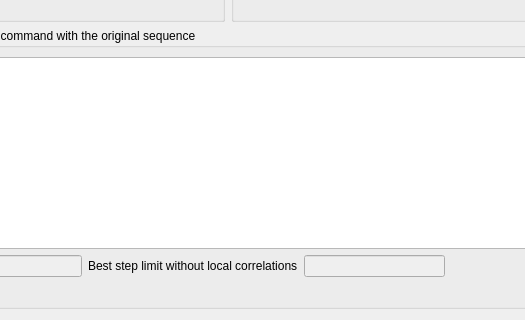
Old version of the form config_encoding.ui in the repository medusabci/app-cvep-speller; both pictures show x 153 to 678 and y 227 to 547 of the 762 by 547 pixel window.
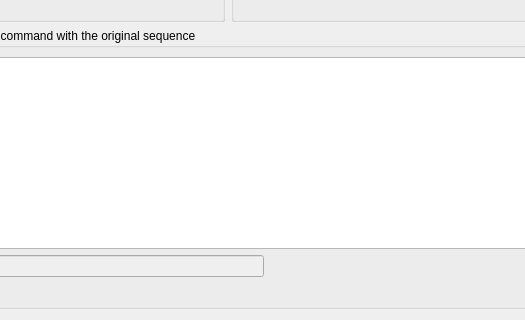
New version of the form.

Diff of the .ui file:
```diff
--- a/config_encoding.ui
+++ b/config_encoding.ui
@@ -109,20 +109,6 @@
           </property>
          </widget>
         </item>
-        <item>
-         <widget class="QLabel" name="label_2">
-          <property name="text">
-           <string>Best step limit without local correlations</string>
-          </property>
-         </widget>
-        </item>
-        <item>
-         <widget class="QLineEdit" name="edit_tau_nocorr">
-          <property name="enabled">
-           <bool>false</bool>
-          </property>
-         </widget>
-        </item>
         <item>
          <spacer name="horizontalSpacer">
           <property name="orientation">
```
